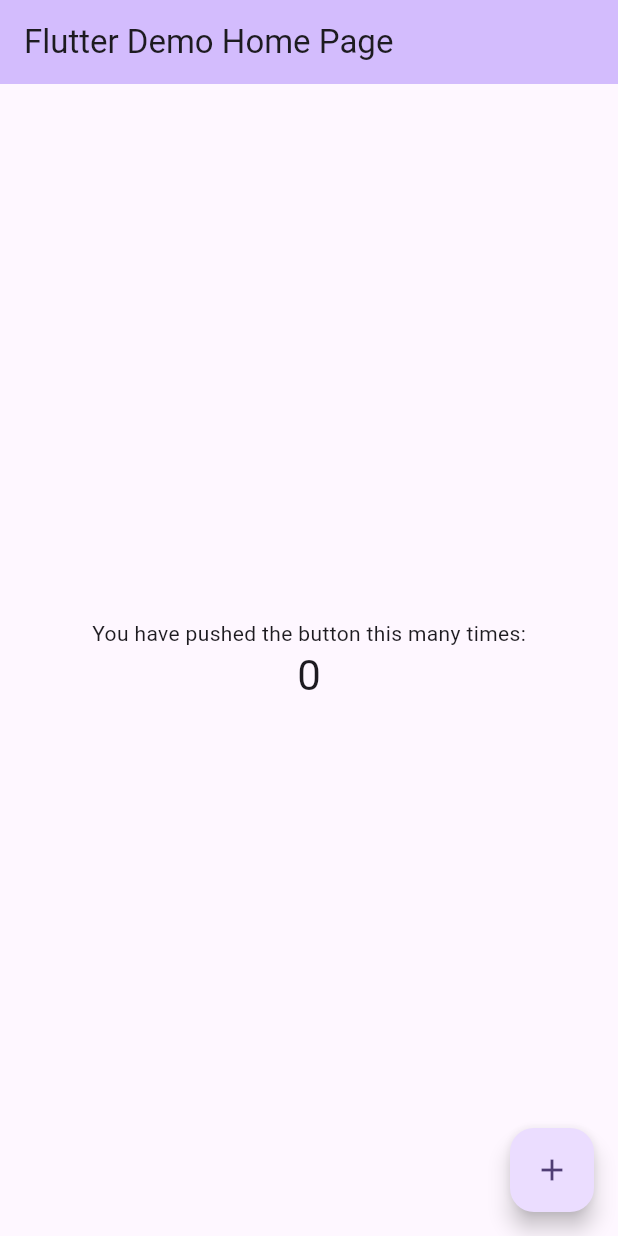
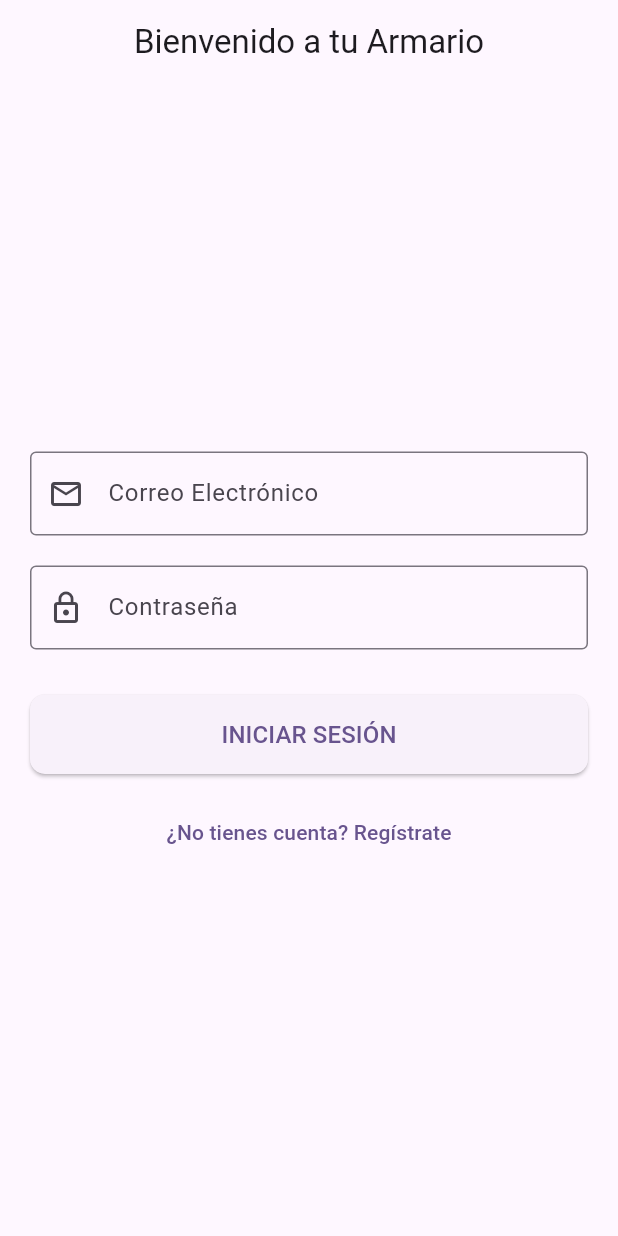
Before and after one commit to aleramiirez/Armario-Virtual, a Flutter app: the screen it shows after launch, on a phone screen of 412 x 824 dp. Run offline on Flutter 3.47's test engine with Material 3 defaults, Android fonts, the phone set to English and light mode, and no system bars.

Commit message:
Pantalla login visual

```diff
--- a/lib/main.dart
+++ b/lib/main.dart
@@ -1,4 +1,5 @@
 import 'package:flutter/material.dart';
+import 'package:armario_virtual/screens/login/login_screen.dart';
 
 void main() {
   runApp(const MyApp());
@@ -7,116 +8,16 @@ void main() {
 class MyApp extends StatelessWidget {
   const MyApp({super.key});
 
-  // This widget is the root of your application.
   @override
   Widget build(BuildContext context) {
     return MaterialApp(
-      title: 'Flutter Demo',
+      title: 'Armario Virtual',
       theme: ThemeData(
-        // This is the theme of your application.
-        //
-        // TRY THIS: Try running your application with "flutter run". You'll see
-        // the application has a purple toolbar. Then, without quitting the app,
-        // try changing the seedColor in the colorScheme below to Colors.green
-        // and then invoke "hot reload" (save your changes or press the "hot
-        // reload" button in a Flutter-supported IDE, or press "r" if you used
-        // the command line to start the app).
-        //
-        // Notice that the counter didn't reset back to zero; the application
-        // state is not lost during the reload. To reset the state, use hot
-        // restart instead.
-        //
-        // This works for code too, not just values: Most code changes can be
-        // tested with just a hot reload.
         colorScheme: ColorScheme.fromSeed(seedColor: Colors.deepPurple),
+        useMaterial3: true,
       ),
-      home: const MyHomePage(title: 'Flutter Demo Home Page'),
+      debugShowCheckedModeBanner: false, // Quita la banda de "Debug"
+      home: const LoginScreen(), // ¡Aquí establecemos nuestra pantalla de login!
     );
   }
 }
-
-class MyHomePage extends StatefulWidget {
-  const MyHomePage({super.key, required this.title});
-
-  // This widget is the home page of your application. It is stateful, meaning
-  // that it has a State object (defined below) that contains fields that affect
-  // how it looks.
-
-  // This class is the configuration for the state. It holds the values (in this
-  // case the title) provided by the parent (in this case the App widget) and
-  // used by the build method of the State. Fields in a Widget subclass are
-  // always marked "final".
-
-  final String title;
-
-  @override
-  State<MyHomePage> createState() => _MyHomePageState();
-}
-
-class _MyHomePageState extends State<MyHomePage> {
-  int _counter = 0;
-
-  void _incrementCounter() {
-    setState(() {
-      // This call to setState tells the Flutter framework that something has
-      // changed in this State, which causes it to rerun the build method below
-      // so that the display can reflect the updated values. If we changed
-      // _counter without calling setState(), then the build method would not be
-      // called again, and so nothing would appear to happen.
-      _counter++;
-    });
-  }
-
-  @override
-  Widget build(BuildContext context) {
-    // This method is rerun every time setState is called, for instance as done
-    // by the _incrementCounter method above.
-    //
-    // The Flutter framework has been optimized to make rerunning build methods
-    // fast, so that you can just rebuild anything that needs updating rather
-    // than having to individually change instances of widgets.
-    return Scaffold(
-      appBar: AppBar(
-        // TRY THIS: Try changing the color here to a specific color (to
-        // Colors.amber, perhaps?) and trigger a hot reload to see the AppBar
-        // change color while the other colors stay the same.
-        backgroundColor: Theme.of(context).colorScheme.inversePrimary,
-        // Here we take the value from the MyHomePage object that was created by
-        // the App.build method, and use it to set our appbar title.
-        title: Text(widget.title),
-      ),
-      body: Center(
-        // Center is a layout widget. It takes a single child and positions it
-        // in the middle of the parent.
-        child: Column(
-          // Column is also a layout widget. It takes a list of children and
-          // arranges them vertically. By default, it sizes itself to fit its
-          // children horizontally, and tries to be as tall as its parent.
-          //
-          // Column has various properties to control how it sizes itself and
-          // how it positions its children. Here we use mainAxisAlignment to
-          // center the children vertically; the main axis here is the vertical
-          // axis because Columns are vertical (the cross axis would be
-          // horizontal).
-          //
-          // TRY THIS: Invoke "debug painting" (choose the "Toggle Debug Paint"
-          // action in the IDE, or press "p" in the console), to see the
-          // wireframe for each widget.
-          mainAxisAlignment: MainAxisAlignment.center,
-          children: <Widget>[
-            const Text('You have pushed the button this many times:'),
-            Text(
-              '$_counter',
-              style: Theme.of(context).textTheme.headlineMedium,
-            ),
-          ],
-        ),
-      ),
-      floatingActionButton: FloatingActionButton(
-        onPressed: _incrementCounter,
-        tooltip: 'Increment',
-        child: const Icon(Icons.add),
-      ), // This trailing comma makes auto-formatting nicer for build methods.
-    );
-  }
-}
--- /dev/null
+++ b/lib/screens/login/login_screen.dart
@@ -0,0 +1,21 @@
+import 'package:flutter/material.dart';
+import 'widgets/login_form.dart'; // Importamos nuestro nuevo widget
+
+class LoginScreen extends StatelessWidget {
+  const LoginScreen({super.key});
+
+  @override
+  Widget build(BuildContext context) {
+    return Scaffold(
+      resizeToAvoidBottomInset: false,
+      appBar: AppBar(
+        title: const Text('Bienvenido a tu Armario'),
+        centerTitle: true,
+      ),
+      body: const Padding(
+        padding: EdgeInsets.all(20.0),
+        child: LoginForm(), // Aquí usamos nuestro widget de formulario
+      ),
+    );
+  }
+}
--- /dev/null
+++ b/lib/screens/login/widgets/login_form.dart
@@ -0,0 +1,61 @@
+import 'package:flutter/material.dart';
+
+class LoginForm extends StatefulWidget {
+  const LoginForm({super.key});
+
+  @override
+  State<LoginForm> createState() => _LoginFormState();
+}
+
+class _LoginFormState extends State<LoginForm> {
+  final _formKey = GlobalKey<FormState>();
+
+  @override
+  Widget build(BuildContext context) {
+    return Form(
+      key: _formKey,
+      child: Column(
+        mainAxisAlignment: MainAxisAlignment.center,
+        crossAxisAlignment: CrossAxisAlignment.stretch,
+        children: [
+          TextFormField(
+            decoration: const InputDecoration(
+              labelText: 'Correo Electrónico',
+              prefixIcon: Icon(Icons.email_outlined),
+              border: OutlineInputBorder(),
+            ),
+            keyboardType: TextInputType.emailAddress,
+          ),
+          const SizedBox(height: 20),
+          TextFormField(
+            decoration: const InputDecoration(
+              labelText: 'Contraseña',
+              prefixIcon: Icon(Icons.lock_outline),
+              border: OutlineInputBorder(),
+            ),
+            obscureText: true,
+          ),
+          const SizedBox(height: 30),
+          ElevatedButton(
+            style: ElevatedButton.styleFrom(
+              padding: const EdgeInsets.symmetric(vertical: 15),
+              shape: RoundedRectangleBorder(
+                borderRadius: BorderRadius.circular(10),
+              ),
+            ),
+            onPressed: () {},
+            child: const Text(
+              'INICIAR SESIÓN',
+              style: TextStyle(fontSize: 16),
+            ),
+          ),
+          const SizedBox(height: 15),
+          TextButton(
+            onPressed: () {},
+            child: const Text('¿No tienes cuenta? Regístrate'),
+          )
+        ],
+      ),
+    );
+  }
+}
```
